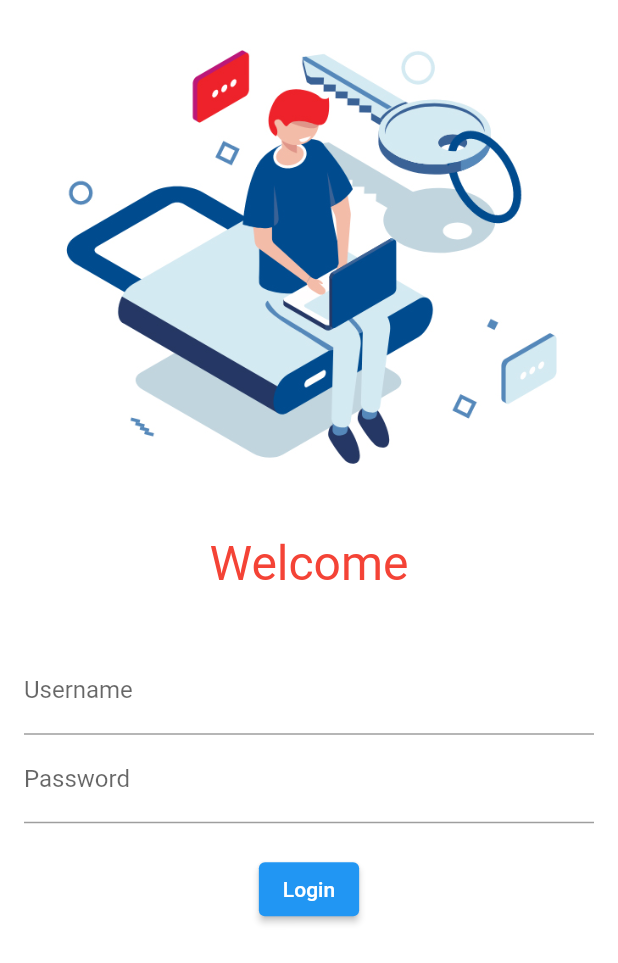
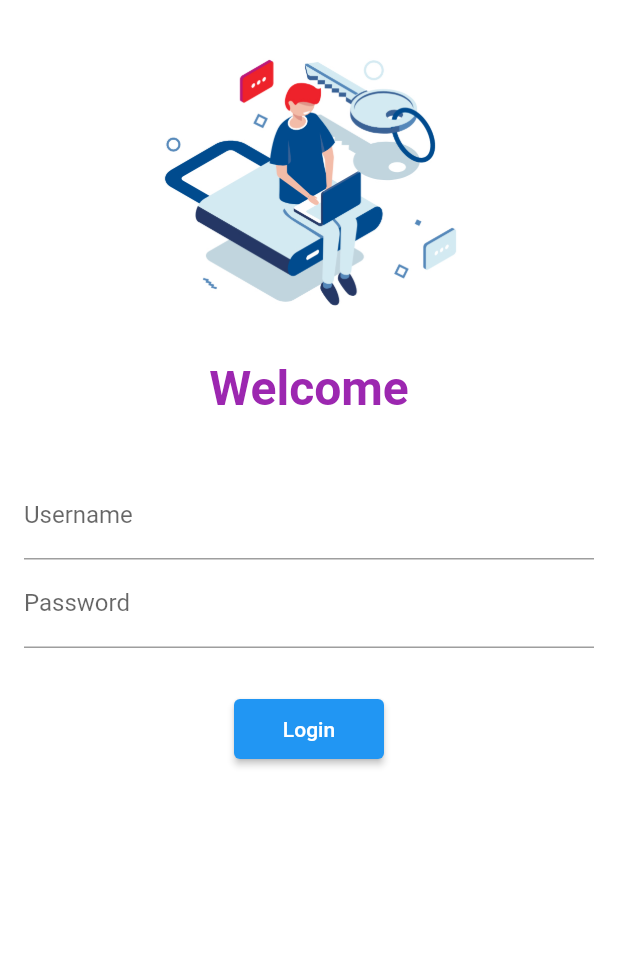
Before and after one commit to SOLVECODE404/flutterlearn, a Flutter app: the screen it shows after launch, on a phone screen of 412 x 824 dp. Shown: the top 963 px of the screen. Run offline on Flutter 3.47's test engine with Material 2 defaults, Android fonts, the phone set to English and light mode, and no system bars.

Commit message:
day 5 completed

```diff
--- a/lib/main.dart
+++ b/lib/main.dart
@@ -1,7 +1,7 @@
 import 'package:catalog/pages/homepage.dart';
+import 'package:catalog/utlis/routes.dart';
 import 'package:flutter/material.dart';
 import 'package:catalog/pages/login.dart';
-// import 'package:google_fonts/google_fonts.dart';
 
 void main() {
   runApp(MyApp());
@@ -11,14 +11,11 @@ class MyApp extends StatelessWidget {
   @override
   Widget build(BuildContext context) {
     return MaterialApp(
-      // theme: ThemeData(
-        // fontFamily: GoogleFonts.lato().fontFamily,
-      // ),
       initialRoute: "/login",
       routes: {
         "/": (context) => LoginPage(),
-        "/home": (context) => HomePage(),
-        "/login": (context) => LoginPage()
+        MyRoutes.homeRoute: (context) => HomePage(),
+        MyRoutes.loginRoute: (context) => LoginPage()
       },
     );
   }
--- a/lib/pages/login.dart
+++ b/lib/pages/login.dart
@@ -1,3 +1,4 @@
+import 'package:catalog/utlis/routes.dart';
 import 'package:flutter/material.dart';
 
 class LoginPage extends StatelessWidget {
@@ -5,18 +6,27 @@ class LoginPage extends StatelessWidget {
   Widget build(BuildContext context) {
     return Material(
       color: Colors.white,
+      child: SingleChildScrollView(
         child: Column(
           children: [
+            SizedBox(
+              height: 20,
+            ),
             Image.asset(
               "assets/images/login.jpg",
               fit: BoxFit.cover,
+              height: 200,
+              width: 200,
             ),
             SizedBox(
               height: 20,
             ),
             Text(
               'Welcome',
-            style: TextStyle(fontSize: 32, color: Colors.red),
+              style: TextStyle(
+                  fontSize: 32,
+                  color: Colors.purple,
+                  fontWeight: FontWeight.bold),
             ),
             SizedBox(
               height: 20,
@@ -39,13 +49,13 @@ class LoginPage extends StatelessWidget {
                     ),
                   ),
                   SizedBox(
-                  height: 20,
+                    height: 30,
                   ),
                   ElevatedButton(
                     child: Text("Login"),
-                  style: TextButton.styleFrom(),
+                    style: TextButton.styleFrom(minimumSize: Size(100, 40)),
                     onPressed: () {
-                    print("clicked");
+                      Navigator.pushNamed(context, MyRoutes.homeRoute);
                     },
                   )
                 ],
@@ -53,6 +63,7 @@ class LoginPage extends StatelessWidget {
             )
           ],
         ),
+      ),
     );
   }
 }
--- /dev/null
+++ b/lib/utlis/routes.dart
@@ -0,0 +1,4 @@
+class MyRoutes{
+  static String loginRoute="/login";
+  static String homeRoute="/home";
+  }
```
Lines whose indentation alone changed are shown as unchanged.
